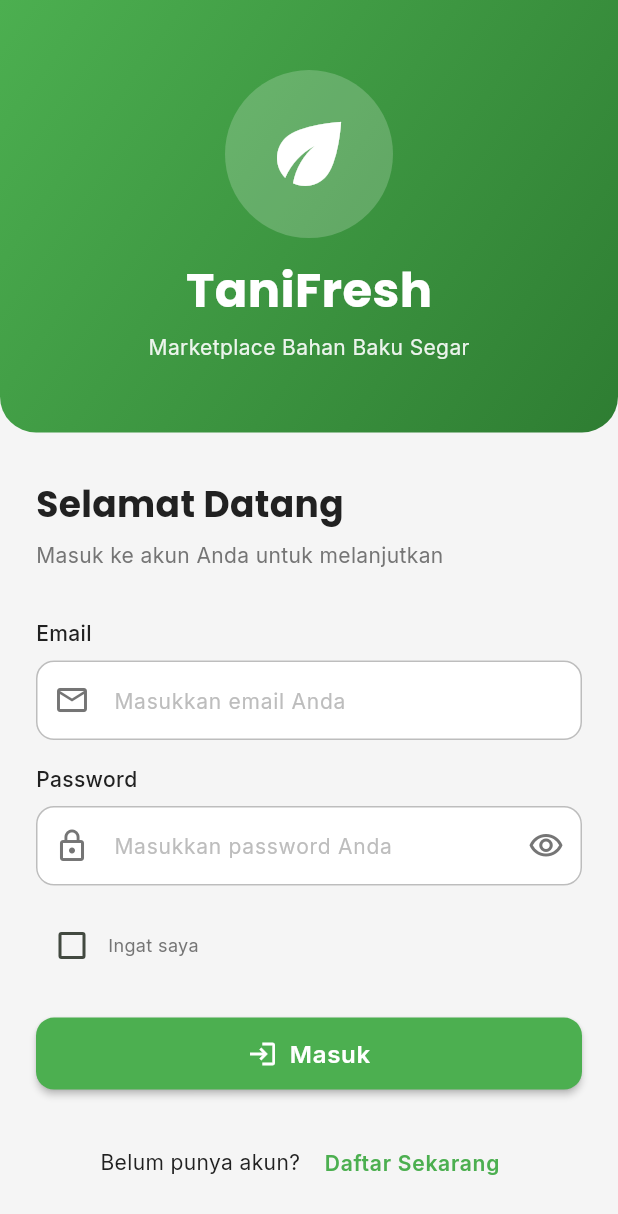
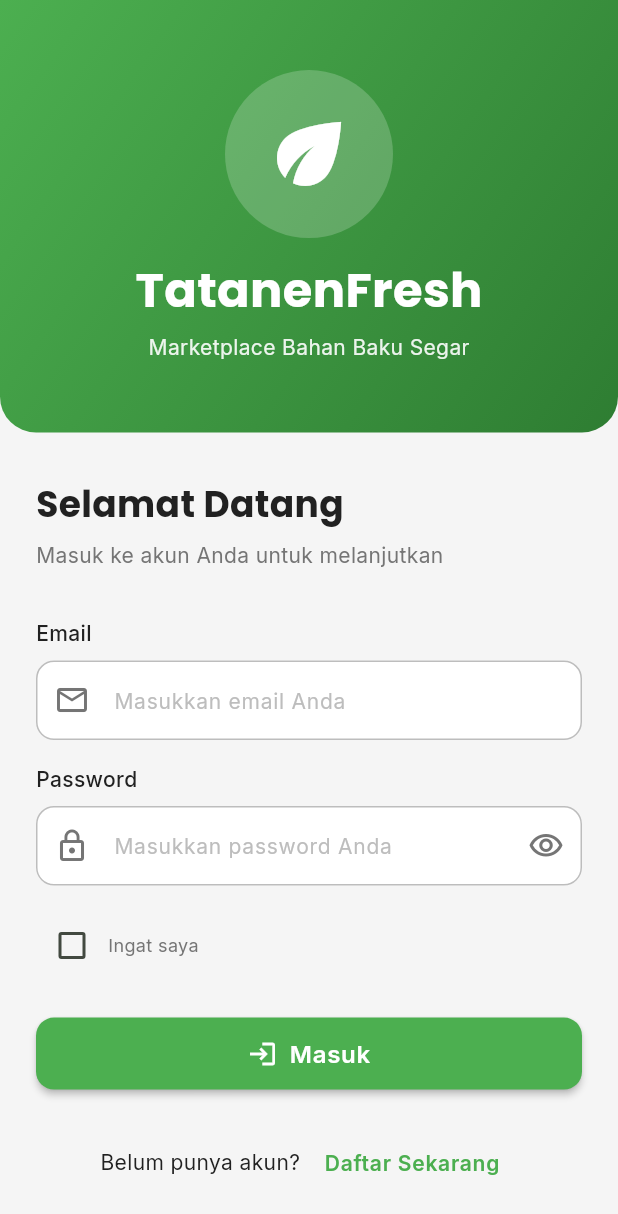
Before and after one commit to bayuramdhan50/tanifresh, a Flutter app: the screen it shows after launch, on a phone screen of 412 x 824 dp. Shown: the top 1214 px of the screen. Run offline on Flutter 3.47's test engine with Material 3 defaults, Android fonts, the phone set to English and light mode, and no system bars; our stand-ins replace flutter_local_notifications, google_fonts, shared_preferences; accounts and stored records are empty.

Commit message:
Perubahan Nama

```diff
--- a/lib/features/auth/presentation/screens/login_screen.dart
+++ b/lib/features/auth/presentation/screens/login_screen.dart
@@ -111,7 +111,7 @@ class _LoginScreenState extends State<LoginScreen> {
                     ),
                     const SizedBox(height: AppTheme.spacingM),
                     Text(
-                      'TaniFresh',
+                      'TatanenFresh',
                       style: AppTextStyles.display1.copyWith(
                         color: Colors.white,
                       ),
--- a/lib/main.dart
+++ b/lib/main.dart
@@ -40,7 +40,7 @@ class MyApp extends StatelessWidget {
         ChangeNotifierProvider(create: (_) => AdminProductsProvider()),
       ],
       child: MaterialApp(
-        title: 'TaniFresh',
+        title: 'TatanenFresh',
         debugShowCheckedModeBanner: false,
         theme: AppTheme.lightTheme,
         home: const SplashScreen(),
@@ -163,7 +163,7 @@ class _SplashScreenState extends State<SplashScreen>
                       ),
                       const SizedBox(height: AppTheme.spacingL),
                       Text(
-                        'TaniFresh',
+                        'TatanenFresh',
                         style: AppTextStyles.display1.copyWith(
                           color: Colors.white,
                           fontSize: 40,
```
Also changed, not shown: 1 other file.
